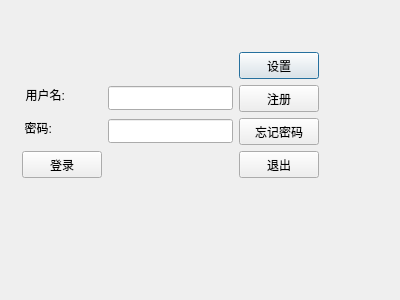
First picture: the form in QClient/signin.ui, repository KailinLi/QChat, before the edit.
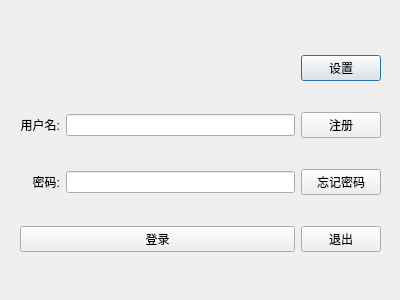
Second picture: the form after the edit.

```diff
--- a/QClient/signin.ui
+++ b/QClient/signin.ui
@@ -13,54 +13,32 @@
   <property name="windowTitle">
    <string>Dialog</string>
   </property>
+  <widget class="QWidget" name="">
+   <property name="geometry">
+    <rect>
+     <x>20</x>
+     <y>30</y>
+     <width>361</width>
+     <height>251</height>
+    </rect>
+   </property>
+   <layout class="QGridLayout" name="gridLayout">
+    <item row="0" column="0" colspan="2">
+     <widget class="QLabel" name="showLabel">
+      <property name="text">
+       <string/>
+      </property>
+     </widget>
+    </item>
+    <item row="0" column="2">
   <widget class="QPushButton" name="setBtn">
-   <property name="geometry">
-    <rect>
-     <x>239</x>
-     <y>52</y>
-     <width>80</width>
-     <height>27</height>
-    </rect>
-   </property>
    <property name="text">
     <string>设置</string>
    </property>
   </widget>
-  <widget class="QPushButton" name="signUpBtn">
-   <property name="geometry">
-    <rect>
-     <x>239</x>
-     <y>85</y>
-     <width>80</width>
-     <height>27</height>
-    </rect>
-   </property>
-   <property name="text">
-    <string>注册</string>
-   </property>
-  </widget>
-  <widget class="QPushButton" name="forgetPasswordBtn">
-   <property name="geometry">
-    <rect>
-     <x>239</x>
-     <y>118</y>
-     <width>80</width>
-     <height>27</height>
-    </rect>
-   </property>
-   <property name="text">
-    <string>忘记密码</string>
-   </property>
-  </widget>
+    </item>
+    <item row="1" column="0">
   <widget class="QLabel" name="nameLabel">
-   <property name="geometry">
-    <rect>
-     <x>22</x>
-     <y>85</y>
-     <width>43</width>
-     <height>19</height>
-    </rect>
-   </property>
    <property name="text">
     <string>用户名:</string>
    </property>
@@ -68,38 +46,19 @@
     <set>Qt::AlignRight|Qt::AlignTrailing|Qt::AlignVCenter</set>
    </property>
   </widget>
-  <widget class="QLineEdit" name="nameLineEdit">
-   <property name="geometry">
-    <rect>
-     <x>108</x>
-     <y>86</y>
-     <width>125</width>
-     <height>24</height>
-    </rect>
-   </property>
-  </widget>
-  <widget class="QPushButton" name="signinBtn">
-   <property name="geometry">
-    <rect>
-     <x>22</x>
-     <y>151</y>
-     <width>80</width>
-     <height>27</height>
-    </rect>
-   </property>
+    </item>
+    <item row="1" column="1">
+     <widget class="QLineEdit" name="nameLineEdit"/>
+    </item>
+    <item row="1" column="2">
+     <widget class="QPushButton" name="signUpBtn">
    <property name="text">
-    <string>登录</string>
-   </property>
-  </widget>
+       <string>注册</string>
+      </property>
+     </widget>
+    </item>
+    <item row="2" column="0">
   <widget class="QLabel" name="passwdLabel">
-   <property name="geometry">
-    <rect>
-     <x>22</x>
-     <y>118</y>
-     <width>30</width>
-     <height>19</height>
-    </rect>
-   </property>
    <property name="text">
     <string>密码:</string>
    </property>
@@ -107,43 +66,37 @@
     <set>Qt::AlignRight|Qt::AlignTrailing|Qt::AlignVCenter</set>
    </property>
   </widget>
-  <widget class="QLineEdit" name="passwdLineEdit">
-   <property name="geometry">
-    <rect>
-     <x>108</x>
-     <y>119</y>
-     <width>125</width>
-     <height>24</height>
-    </rect>
-   </property>
-  </widget>
+    </item>
+    <item row="2" column="1">
+     <widget class="QLineEdit" name="passwdLineEdit"/>
+    </item>
+    <item row="2" column="2">
+     <widget class="QPushButton" name="forgetPasswordBtn">
+      <property name="text">
+       <string>忘记密码</string>
+      </property>
+     </widget>
+    </item>
+    <item row="3" column="2">
   <widget class="QPushButton" name="exitBtn">
-   <property name="geometry">
-    <rect>
-     <x>239</x>
-     <y>151</y>
-     <width>80</width>
-     <height>27</height>
-    </rect>
-   </property>
    <property name="text">
     <string>退出</string>
    </property>
   </widget>
-  <widget class="QLabel" name="showLabel">
-   <property name="geometry">
-    <rect>
-     <x>22</x>
-     <y>52</y>
-     <width>211</width>
-     <height>27</height>
-    </rect>
-   </property>
+    </item>
+    <item row="3" column="0" colspan="2">
+     <widget class="QPushButton" name="signinBtn">
    <property name="text">
-    <string/>
-   </property>
-  </widget>
-  <zorder>gridLayoutWidget</zorder>
+       <string>登录</string>
+      </property>
+     </widget>
+    </item>
+   </layout>
+  </widget>
+  <zorder>signinBtn</zorder>
+  <zorder>passwdLineEdit</zorder>
+  <zorder>exitBtn</zorder>
+  <zorder>showLabel</zorder>
   <zorder>passwdLabel</zorder>
   <zorder>nameLabel</zorder>
   <zorder>nameLineEdit</zorder>
```
Lines whose indentation alone changed are shown as unchanged.
